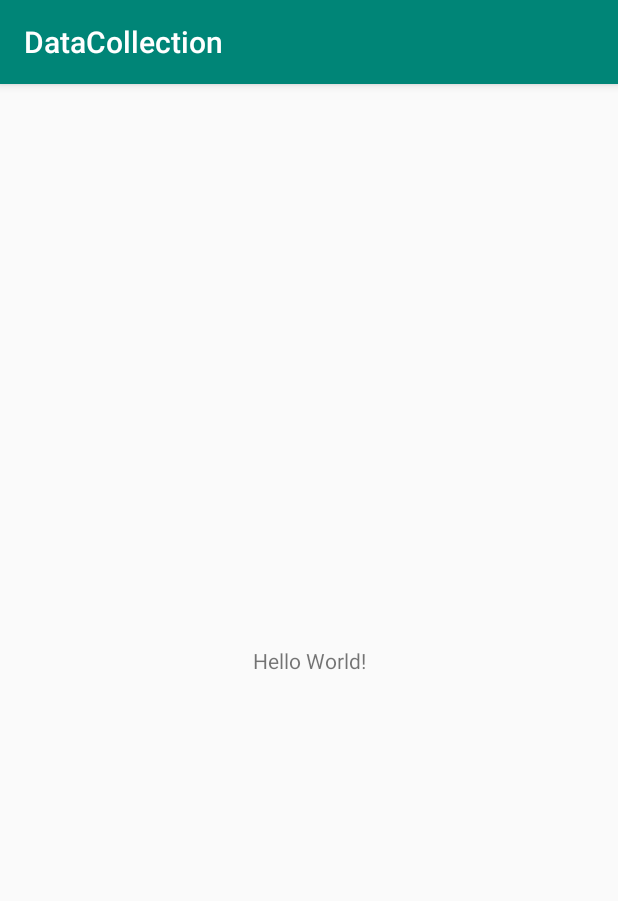
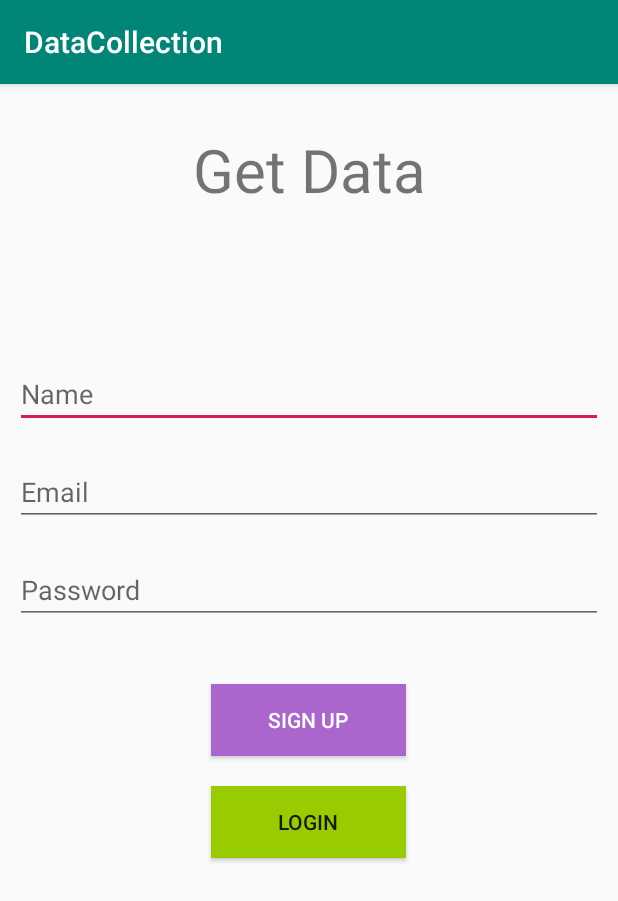
Before and after one commit to vaibnak/DataCollection, an Android app: the screen it shows after launch (MainActivity), on a phone screen of 412 x 824 dp. Shown: the top 901 px of the screen. Run offline under Robolectric (Android 15) with nearby library versions, the phone set to English and light mode, and no system bars.

Commit message:
home Page made

```diff
--- a/app/src/main/java/com/example/datacollection/MainActivity.java
+++ b/app/src/main/java/com/example/datacollection/MainActivity.java
@@ -2,12 +2,42 @@ package com.example.datacollection;
 
 import android.support.v7.app.AppCompatActivity;
 import android.os.Bundle;
+import android.view.View;
+import android.widget.Button;
+import android.widget.EditText;
+import android.widget.Toast;
 
 public class MainActivity extends AppCompatActivity {
 
+    private EditText nameText,emailText,passText;
+    private Button signup,login;
+    String name, email, pass;
+
+    public void instantiate(){
+        nameText = findViewById(R.id.name);
+        emailText = findViewById(R.id.email);
+        passText = findViewById(R.id.pass);
+        signup = findViewById(R.id.sup);
+        login = findViewById(R.id.log);
+    }
+    public void takeValue(){
+        name = nameText.getText().toString();
+        email = emailText.getText().toString();
+        pass = passText.getText().toString();
+    }
     @Override
     protected void onCreate(Bundle savedInstanceState) {
         super.onCreate(savedInstanceState);
         setContentView(R.layout.activity_main);
+        instantiate();
+        takeValue();
+    }
+
+    public void login(View view) {
+        Toast.makeText(this, "login", Toast.LENGTH_SHORT).show();
+    }
+
+    public void signup(View view) {
+        Toast.makeText(this,"signup",Toast.LENGTH_SHORT).show();
     }
 }
--- a/app/src/main/res/layout/activity_main.xml
+++ b/app/src/main/res/layout/activity_main.xml
@@ -1,18 +1,71 @@
 <?xml version="1.0" encoding="utf-8"?>
-<android.support.constraint.ConstraintLayout xmlns:android="http://schemas.android.com/apk/res/android"
+<LinearLayout xmlns:android="http://schemas.android.com/apk/res/android"
     xmlns:app="http://schemas.android.com/apk/res-auto"
     xmlns:tools="http://schemas.android.com/tools"
     android:layout_width="match_parent"
     android:layout_height="match_parent"
+    android:orientation="vertical"
     tools:context=".MainActivity">
 
     <TextView
-        android:layout_width="wrap_content"
+        android:layout_marginTop="30dp"
+        android:layout_gravity="center"
+        android:gravity="center"
+        android:layout_width="match_parent"
         android:layout_height="wrap_content"
-        android:text="Hello World!"
-        app:layout_constraintBottom_toBottomOf="parent"
-        app:layout_constraintLeft_toLeftOf="parent"
-        app:layout_constraintRight_toRightOf="parent"
-        app:layout_constraintTop_toTopOf="parent" />
+        android:text="Get Data"
+        android:textSize="40sp"
+         />
 
-</android.support.constraint.ConstraintLayout>
+    <EditText
+        android:id="@+id/name"
+        android:layout_marginTop="100dp"
+        android:hint="Name"
+        android:layout_marginHorizontal="10dp"
+        android:layout_width="match_parent"
+        android:layout_height="wrap_content" />
+
+    <EditText
+        android:id="@+id/email"
+        android:layout_marginTop="20dp"
+        android:hint="Email"
+        android:layout_marginHorizontal="10dp"
+        android:layout_width="match_parent"
+        android:layout_height="wrap_content" />
+
+    <EditText
+        android:id="@+id/pass"
+        android:layout_marginTop="20dp"
+        android:hint="Password"
+        android:layout_marginHorizontal="10dp"
+        android:layout_width="match_parent"
+        android:layout_height="wrap_content" />
+    <LinearLayout
+        android:layout_marginTop="30dp"
+        android:layout_width="match_parent"
+        android:layout_height="wrap_content"
+        android:orientation="vertical"
+        android:gravity="center"
+        >
+        <Button
+            android:id="@+id/sup"
+            android:layout_width="130dp"
+            android:layout_height="wrap_content"
+            android:layout_margin="10dp"
+            android:background="@android:color/holo_purple"
+            android:onClick="signup"
+            android:text="Sign up"
+            android:textColor="@android:color/background_light" />
+
+        <Button
+            android:id="@+id/log"
+            android:layout_width="130dp"
+            android:layout_height="wrap_content"
+            android:layout_margin="10dp"
+            android:background="@android:color/holo_green_light"
+            android:onClick="login"
+            android:text="Login" />
+    </LinearLayout>
+
+
+</LinearLayout>
```
